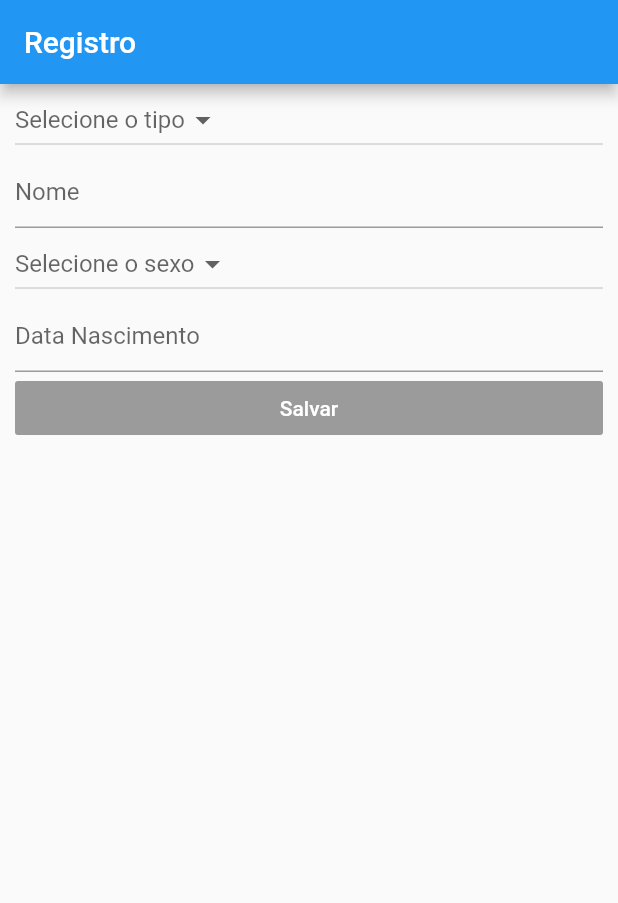
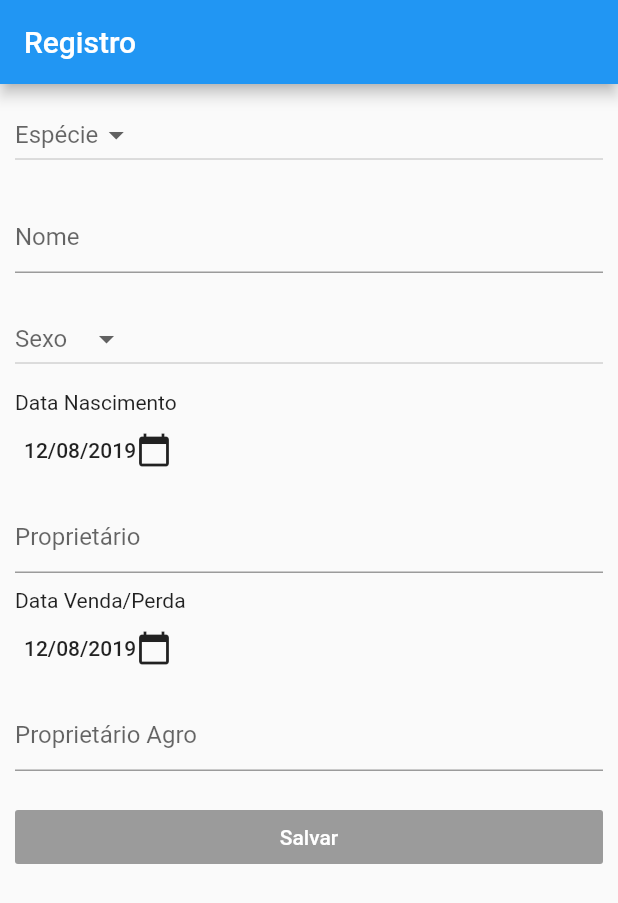
Before and after one commit to MatheusMaxwell/fazenda, a Flutter app: the AnimalRegisterSetting screen opened directly, on a phone screen of 412 x 824 dp. Shown: the top 903 px of the screen. Run offline on Flutter 3.47's test engine with Material 2 defaults, Android fonts, the light colour scheme and no system bars; our stand-ins replace date_format, sqflite; accounts and stored records are empty.

Commit message:
Telas prontas. Inicio da criação das classes para BD.

```diff
--- a/lib/model/animal.dart
+++ b/lib/model/animal.dart
@@ -2,20 +2,15 @@ import 'package:flutter/material.dart';
 
 class Animal {
 
-  String _type;
+  int _id;
+  int _species_id;
   String _name;
   String _sex;
   String _birthDate;
-  String _proprietary;
-  String _markProprietary;
+  int _proprietry_id;
   String _lossDate;
   String _agroProprietary;
 
-  String get type => _type;
-
-  set type(String value) {
-    _type = value;
-  }
 
   String get name => _name;
 
@@ -35,16 +30,11 @@ class Animal {
     _lossDate = value;
   }
 
-  String get markProprietary => _markProprietary;
 
-  set markProprietary(String value) {
-    _markProprietary = value;
-  }
+  int get id => _id;
 
-  String get proprietary => _proprietary;
-
-  set proprietary(String value) {
-    _proprietary = value;
+  set id(int value) {
+    _id = value;
   }
 
   String get birthDate => _birthDate;
@@ -59,5 +49,17 @@ class Animal {
     _sex = value;
   }
 
+  int get species_id => _species_id;
+
+  set species_id(int value) {
+    _species_id = value;
+  }
+
+  int get proprietry_id => _proprietry_id;
+
+  set proprietry_id(int value) {
+    _proprietry_id = value;
+  }
+
 
 }
--- a/lib/pages/animal_register.dart
+++ b/lib/pages/animal/animal_register.dart
@@ -3,6 +3,7 @@ import 'package:FarmControl/model/animal.dart';
 import 'package:FarmControl/widgets/button_blue.dart';
 import 'package:FarmControl/widgets/text_input.dart';
 import 'package:flutter/material.dart';
+import 'package:date_format/date_format.dart';
 
 
 class AnimalRegisterSetting extends StatefulWidget {
@@ -18,8 +19,8 @@ class AnimalRegisterSetting extends StatefulWidget {
 class AnimalRegister extends State<AnimalRegisterSetting> {
   var _animal = Animal();
   List _sexs = ["Macho", "Femea"];
-  List _types =
-  ["Bovino", "Equino"];
+  DateTime date = DateTime.now();
+  List _types = ["Bovino", "Equino"];
 
   List<DropdownMenuItem<String>> _dropDownMenuItems;
   List<DropdownMenuItem<String>> _dropDownSexItems;
@@ -57,11 +58,28 @@ class AnimalRegister extends State<AnimalRegisterSetting> {
       ),
       body: Column(
         children: <Widget>[
-          _dropDown("Selecione o tipo", _animal.type, _dropDownMenuItems, changedDropDownItem),
+          _dropDown("Espécie", _animal.name, _dropDownMenuItems, changedDropDownItem), //arrumar
           TextInput(_animal.name, "Nome", TextInputType.text),
-          _dropDown("Selecione o sexo", _animal.sex, _dropDownSexItems, changedDropDownItemSex),
-          TextInput(_animal.sex, "Data Nascimento", TextInputType.number),
+          _dropDown("Sexo", _animal.sex, _dropDownSexItems, changedDropDownItemSex),
+          _textDate("Data Nascimento"),
+          _datePicker(true),
+          TextInput(_animal.name, "Proprietário", TextInputType.text), //arrumar
+          _textDate("Data Venda/Perda"),
+          _datePicker(false),
+          TextInput(_animal.agroProprietary, "Proprietário Agro",  TextInputType.text),
           BlueButton("Salvar")
+        ],
+      ),
+    );
+  }
+
+  _textDate(String text){
+    return Padding(
+      padding: EdgeInsets.symmetric(horizontal: 10.0),
+      child: Column(
+        crossAxisAlignment: CrossAxisAlignment.stretch,
+        children: <Widget>[
+          Text(text)
         ],
       ),
     );
@@ -69,7 +87,7 @@ class AnimalRegister extends State<AnimalRegisterSetting> {
 
   _dropDown(String hint, String value, List dropDown, Function onChanged){
     return Padding(
-      padding: const EdgeInsets.symmetric(horizontal: 10.0),
+      padding: const EdgeInsets.symmetric(vertical: 10.0, horizontal: 10.0),
       child: Column(
         crossAxisAlignment: CrossAxisAlignment.stretch,
         children: <Widget>[
@@ -84,10 +102,39 @@ class AnimalRegister extends State<AnimalRegisterSetting> {
     );
   }
 
+  _datePicker(bool isDateBirth){
+    return FlatButton(
+      child: Row(
+        children: <Widget>[
+          Text(formatDate(date, [dd, '/', mm, '/', yyyy])),
+          Icon(Icons.calendar_today)
+        ],
+      ),
+      onPressed: () async {
+        final dtPicker = await showDatePicker(
+            context: context,
+            initialDate: DateTime.now(),
+            firstDate: DateTime(1900),
+            lastDate: DateTime(DateTime.now().year+1));
+        if(dtPicker != null && dtPicker != date){
+          setState(() {
+            if(isDateBirth){
+              _animal.birthDate = dtPicker.toString();
+            }
+            else{
+              _animal.lossDate = dtPicker.toString();
+            }
+            date = dtPicker;
+          });
+        }
+      },
+    );
+  }
+
   void changedDropDownItem(String _selectedType) {
     print("Selected type $_selectedType, we are going to refresh the UI");
     setState(() {
-      _animal.type = _selectedType;
+      _animal.name = _selectedType; //arrumar
     });
   }
 
--- a/lib/pages/main.dart
+++ b/lib/pages/main.dart
@@ -1,5 +1,5 @@
 
-import 'package:FarmControl/pages/animal_list.dart';
+import 'package:FarmControl/pages/animal/animal_list.dart';
 import 'package:flutter/material.dart';
 
 void main() => runApp(MyApp());
--- a/lib/widgets/button_blue.dart
+++ b/lib/widgets/button_blue.dart
@@ -14,7 +14,7 @@ class BlueButton extends StatelessWidget {
       crossAxisAlignment: CrossAxisAlignment.stretch,
       children: <Widget>[
         Padding(
-          padding: const EdgeInsets.symmetric(horizontal: 10.0),
+          padding: const EdgeInsets.symmetric(vertical: 10.0, horizontal: 10.0),
           child: RaisedButton(
             child: Text(
               text,
--- a/lib/widgets/text_input.dart
+++ b/lib/widgets/text_input.dart
@@ -12,7 +12,7 @@ class TextInput extends StatelessWidget {
   @override
   Widget build(BuildContext context) {
     return Padding(
-      padding: const EdgeInsets.symmetric(horizontal: 10.0),
+      padding: const EdgeInsets.symmetric(vertical: 10.0, horizontal: 10.0),
       child: Form(
           key: name,
           child: Column(
```
Also changed, not shown: lib/data/data_base.dart (added, +35 -0 lines), lib/model/proprietary.dart (added, +27 -0 lines), lib/model/species.dart (added, +20 -0 lines), lib/model/vaccine.dart (added, +26 -0 lines), lib/model/vaccine_animal.dart (added, +27 -0 lines), lib/pages/animal/animal_db.dart (added, +19 -0 lines), lib/pages/animal/animal_list.dart (renamed from lib/pages/animal_list.dart, +14 -6 lines), lib/pages/proprietary/proprietary_list.dart (added, +64 -0 lines), lib/pages/settings/settings_page.dart (added, +46 -0 lines), lib/pages/species/species_list.dart (added, +37 -0 lines), lib/pages/vaccine/vaccine_list.dart (added, +52 -0 lines), lib/widgets/my_drawer.dart (added, +43 -0 lines), pubspec.yaml (+9 -0 lines), pubspec.lock, 3 other files.
